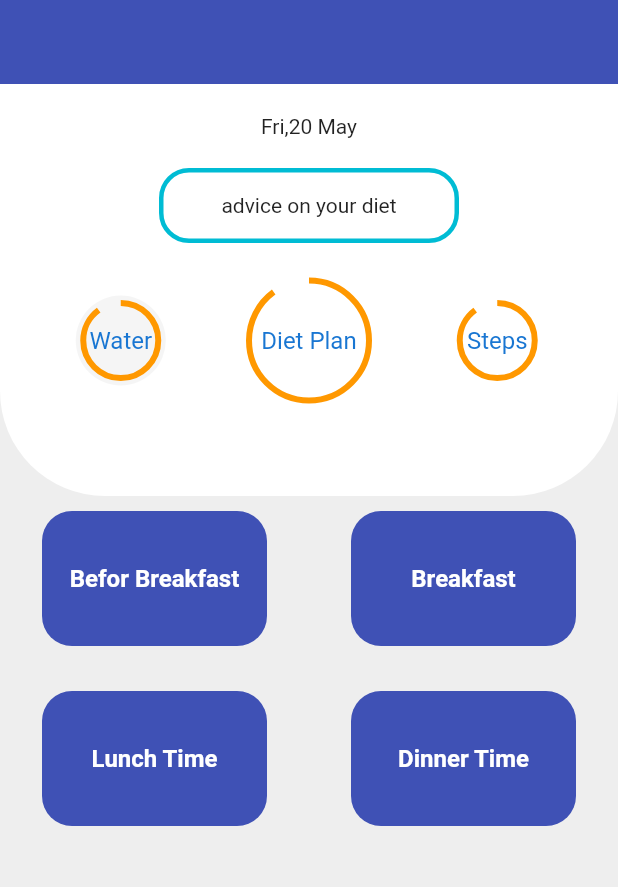
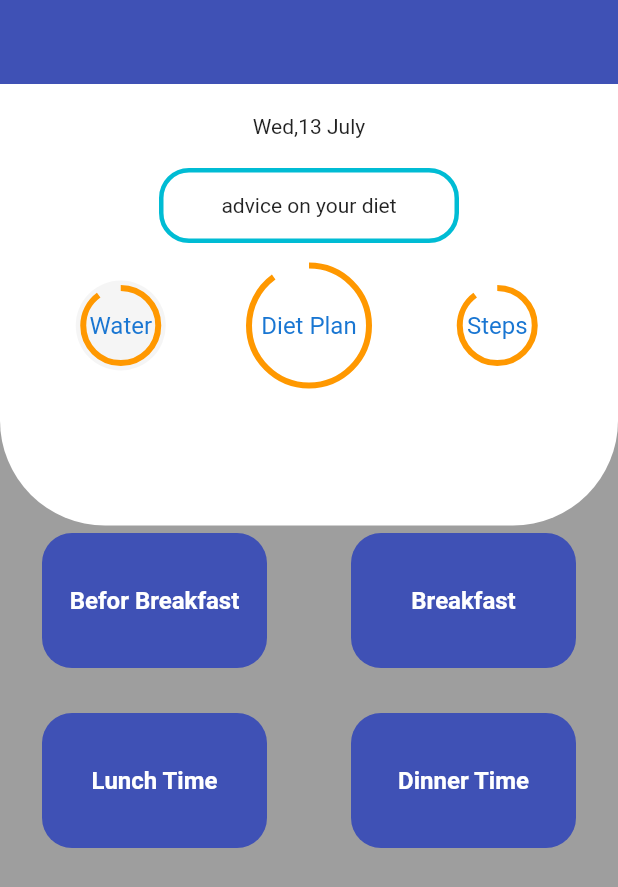
Before and after one commit to zuberypima/dietplanapp, a Flutter app: the MainScreen screen opened directly, on a phone screen of 412 x 824 dp. Shown: the top 887 px of the screen. Run offline on Flutter 3.47's test engine with Material 2 defaults, Android fonts, the light colour scheme and no system bars; our stand-ins replace cloud_firestore, firebase_auth, firebase_core, flutter_local_notifications, hive, hive_flutter and 3 more; accounts and stored records are empty.

Commit message:
finalize diet  app

```diff
--- a/lib/pages/screens/homepage.dart
+++ b/lib/pages/screens/homepage.dart
@@ -34,6 +34,7 @@ final _pagesselected =[
    ProfileScreem(username: widget.username,)
 ];
     return SafeArea(child: Scaffold(
+      backgroundColor: Colors.grey,
               body:
         _pagesselected[_selectedpage],
     bottomNavigationBar: BottomNavigationBar(
@@ -46,7 +47,7 @@ final _pagesselected =[
       items: [
 
       BottomNavigationBarItem(icon: Icon(Icons.home,),label: 'Home'),
-            BottomNavigationBarItem(icon: Icon(Icons.account_tree_sharp,),label: 'Data'),
+            BottomNavigationBarItem(icon: Icon(Icons.account_tree_sharp,),label: 'Tips'),
       BottomNavigationBarItem(icon: Icon(Icons.person,),label: 'Profile'),
 
     ]),
--- a/lib/pages/screens/mainscreen.dart
+++ b/lib/pages/screens/mainscreen.dart
@@ -40,7 +40,7 @@ class _MainScreenState extends State<MainScreen> {
     var getstatus = _statusbox.get('Status');
     return SafeArea(
       child: Scaffold(
-        backgroundColor: Colors.grey[200],
+        backgroundColor: Colors.grey,
         appBar: AppBar(
           elevation: 0,
           automaticallyImplyLeading: false,
@@ -49,7 +49,9 @@ class _MainScreenState extends State<MainScreen> {
         body: ListView(
           children: [
             Container(
-              height: MediaQuery.of(context).size.height / 3,
+              height: MediaQuery.of(context).size.height / 2.8,
+              width: MediaQuery.of(context).size.width,
+
               decoration: BoxDecoration(
                   color: Colors.white,
                   borderRadius: BorderRadius.only(
@@ -59,10 +61,10 @@ class _MainScreenState extends State<MainScreen> {
                 children: [
                   Padding(
                     padding: const EdgeInsets.only(top: 20),
-                    child: Text('Fri,20 May'),
+                    child: Text('Wed,13 July'),
                   ),
                   Padding(
-                    padding: const EdgeInsets.only(top: 20, bottom: 20),
+                    padding: const EdgeInsets.only(top: 20, bottom: 10),
                     child: InkWell(
                       onTap: () {
                         Navigator.push(
@@ -156,11 +158,13 @@ class _MainScreenState extends State<MainScreen> {
               ),
             ),
             SizedBox(
-              height: 10,
+              height: 5,
             ),
-            Container(
-              height: MediaQuery.of(context).size.height / 2,
+            Align(
+              child: Container(
+                height: MediaQuery.of(context).size.height / 2.6,
                 width: MediaQuery.of(context).size.width,
+                color: Colors.grey,
                 child: Column(
                   children: [
                     Row(
@@ -352,6 +356,7 @@ class _MainScreenState extends State<MainScreen> {
                 //   },
                 // ),
               ),
+            ),
           ],
         ),
       ),
--- a/lib/pages/screens/profilescreen.dart
+++ b/lib/pages/screens/profilescreen.dart
@@ -72,10 +72,7 @@ class _ProfileScreemState extends State<ProfileScreem> {
                     child: Row(
                       mainAxisAlignment: MainAxisAlignment.spaceEvenly,
                       children: [
-                        ProfileContaine(
-                          textincontainer: 'Suggested Weight',
-                          textindex: '55',
-                        ),
+
                         ProfileContaine(
                             textincontainer: 'Goal Weight',
                             textindex: '${data['GoalWeight']}')
```
Also changed, not shown: lib/pages/loginpage.dart (+17 -7 lines), lib/widgets/loadingwidget.dart (added, +22 -0 lines). Lines whose indentation alone changed are shown as unchanged.
